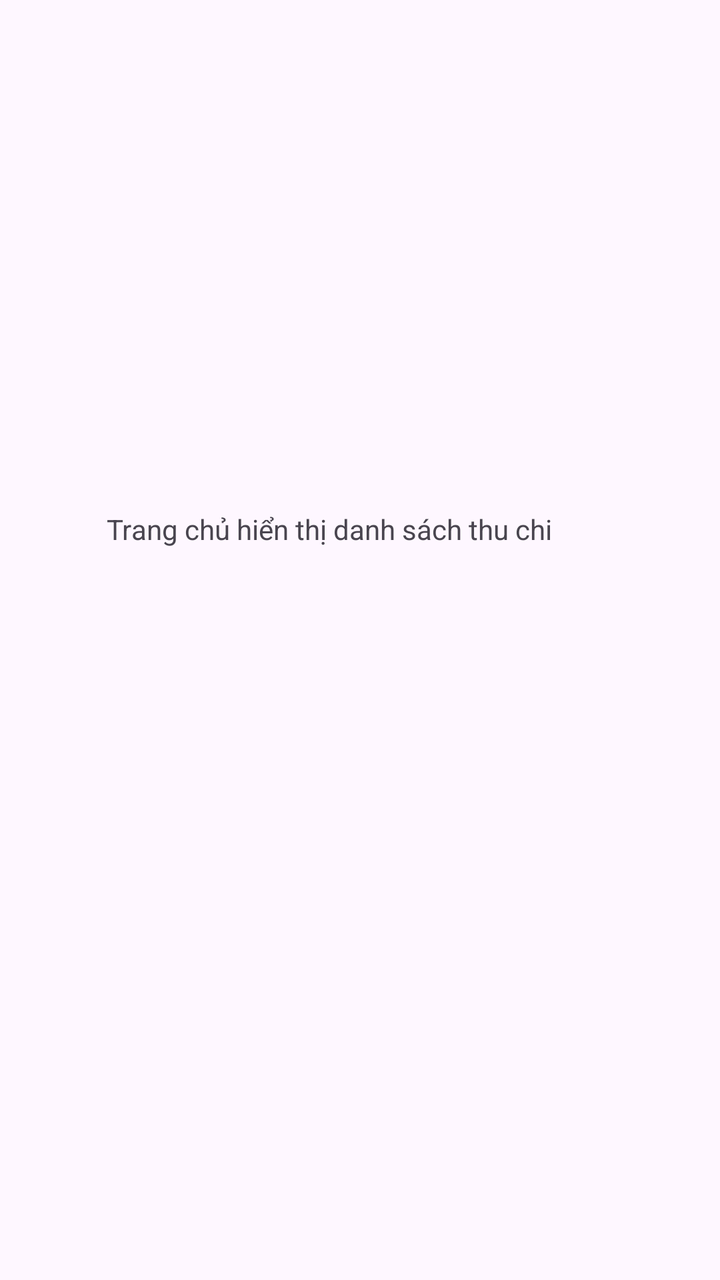
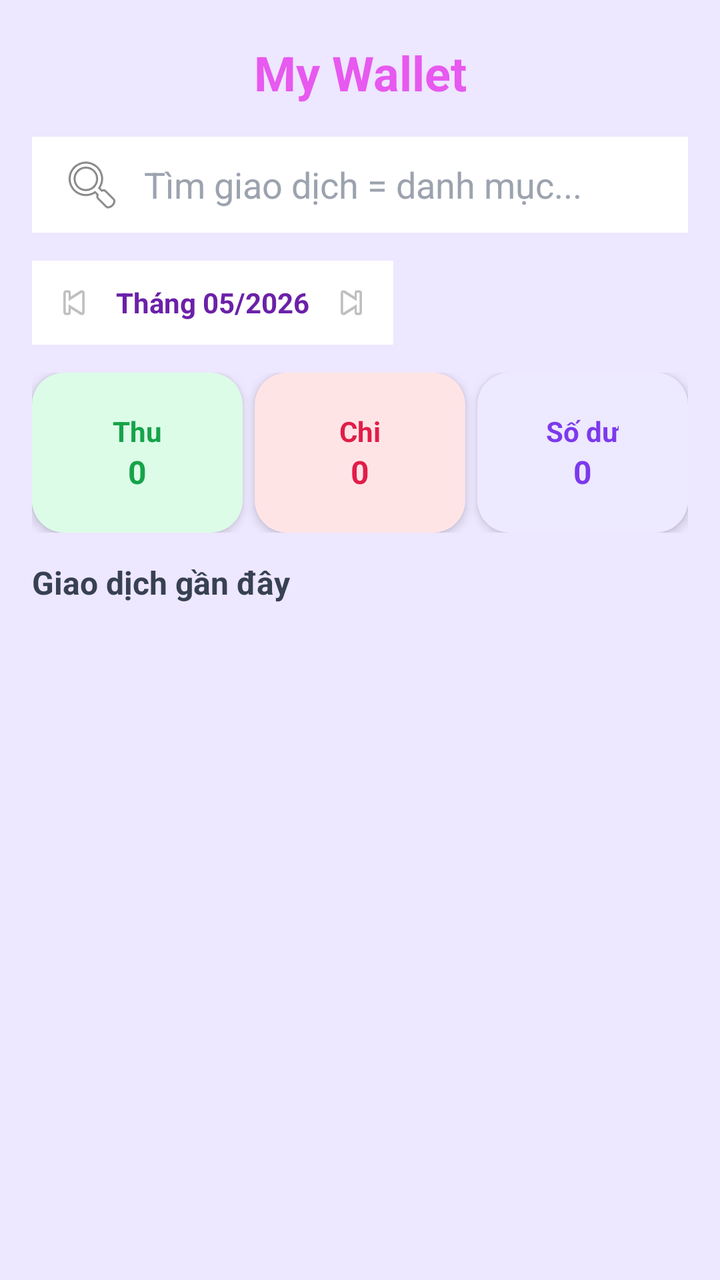

Before-and-after screenshots of an Android layout around one commit, followed by the original layout XML and the change that was made.
<!-- AndroidManifest.xml: application theme Theme.MyWallet -->
<!-- res/layout/fragment_home.xml -->
<?xml version="1.0" encoding="utf-8"?>
<androidx.constraintlayout.widget.ConstraintLayout xmlns:android="http://schemas.android.com/apk/res/android"
    xmlns:app="http://schemas.android.com/apk/res-auto"
    xmlns:tools="http://schemas.android.com/tools"
    android:layout_width="match_parent"
    android:layout_height="match_parent"
    tools:context=".HomeFragment">

    <TextView
        android:id="@+id/textView"
        android:layout_width="wrap_content"
        android:layout_height="wrap_content"
        android:layout_marginStart="136dp"
        android:layout_marginTop="255dp"
        android:layout_marginEnd="167dp"
        android:text="Trang chủ hiển thị danh sách thu chi"
        app:layout_constraintEnd_toEndOf="parent"
        app:layout_constraintStart_toStartOf="parent"
        app:layout_constraintTop_toTopOf="parent" />
</androidx.constraintlayout.widget.ConstraintLayout>
<!-- resources referenced by this layout -->
<resources>
  <style name="Theme.MyWallet" parent="Base.Theme.MyWallet" />
  <style name="Base.Theme.MyWallet" parent="Theme.Material3.DayNight.NoActionBar">
          
          
      </style>
</resources>

<!-- the commit's change to res/layout/fragment_home.xml (unified diff, before → after) -->
@@ -1,20 +1,222 @@
 <?xml version="1.0" encoding="utf-8"?>
-<androidx.constraintlayout.widget.ConstraintLayout xmlns:android="http://schemas.android.com/apk/res/android"
+<androidx.constraintlayout.widget.ConstraintLayout
+    xmlns:android="http://schemas.android.com/apk/res/android"
     xmlns:app="http://schemas.android.com/apk/res-auto"
-    xmlns:tools="http://schemas.android.com/tools"
     android:layout_width="match_parent"
     android:layout_height="match_parent"
-    tools:context=".HomeFragment">
-
+    android:background="@color/primary_light">
+
+    
     <TextView
-        android:id="@+id/textView"
+        android:id="@+id/txtAppName"
         android:layout_width="wrap_content"
         android:layout_height="wrap_content"
-        android:layout_marginStart="136dp"
-        android:layout_marginTop="255dp"
-        android:layout_marginEnd="167dp"
-        android:text="Trang chủ hiển thị danh sách thu chi"
-        app:layout_constraintEnd_toEndOf="parent"
-        app:layout_constraintStart_toStartOf="parent"
-        app:layout_constraintTop_toTopOf="parent" />
+        android:text="My Wallet"
+        android:textStyle="bold"
+        android:textSize="24sp"
+        android:textColor="#E6E649ED"
+        android:layout_marginTop="20dp"
+        app:layout_constraintTop_toTopOf="parent"
+        app:layout_constraintStart_toStartOf="parent"
+        app:layout_constraintEnd_toEndOf="parent"/>
+
+    
+    <EditText
+        android:id="@+id/edtSearch"
+        android:layout_width="0dp"
+        android:layout_height="48dp"
+        android:layout_marginTop="16dp"
+        android:layout_marginStart="16dp"
+        android:layout_marginEnd="16dp"
+        android:background="#FFFFFF"
+        android:paddingStart="14dp"
+        android:paddingEnd="14dp"
+        android:hint="Tìm giao dịch = danh mục..."
+        android:drawableStart="@android:drawable/ic_menu_search"
+        android:drawablePadding="10dp"
+        android:textColor="#333333"
+        android:textColorHint="#9CA3AF"
+        app:layout_constraintTop_toBottomOf="@id/txtAppName"
+        app:layout_constraintStart_toStartOf="parent"
+        app:layout_constraintEnd_toEndOf="parent"/>
+
+    
+    <LinearLayout
+        android:id="@+id/layoutMonth"
+        android:layout_width="wrap_content"
+        android:layout_height="wrap_content"
+        android:orientation="horizontal"
+        android:gravity="center_vertical"
+        android:padding="10dp"
+        android:background="#FFFFFF"
+        android:layout_marginTop="14dp"
+        android:layout_marginStart="16dp"
+        app:layout_constraintTop_toBottomOf="@id/edtSearch"
+        app:layout_constraintStart_toStartOf="parent">
+
+        <ImageView
+            android:id="@+id/btnPrevMonth"
+            android:layout_width="22dp"
+            android:layout_height="22dp"
+            android:src="@android:drawable/ic_media_previous"/>
+
+        <TextView
+            android:id="@+id/txtMonth"
+            android:layout_width="wrap_content"
+            android:layout_height="wrap_content"
+            android:text="Tháng 05/2026"
+            android:textStyle="bold"
+            android:textColor="#6B21A8"
+            android:layout_marginHorizontal="10dp"/>
+
+        <ImageView
+            android:id="@+id/btnNextMonth"
+            android:layout_width="22dp"
+            android:layout_height="22dp"
+            android:src="@android:drawable/ic_media_next"/>
+    </LinearLayout>
+
+    
+    <LinearLayout
+        android:id="@+id/layoutSummary"
+        android:layout_width="0dp"
+        android:layout_height="wrap_content"
+        android:layout_marginTop="14dp"
+        android:layout_marginStart="16dp"
+        android:layout_marginEnd="16dp"
+        android:orientation="horizontal"
+        android:weightSum="3"
+        app:layout_constraintTop_toBottomOf="@id/layoutMonth"
+        app:layout_constraintStart_toStartOf="parent"
+        app:layout_constraintEnd_toEndOf="parent">
+
+        
+        <androidx.cardview.widget.CardView
+            android:layout_width="0dp"
+            android:layout_height="80dp"
+            android:layout_weight="1"
+            android:layout_marginEnd="6dp"
+            app:cardCornerRadius="16dp"
+            app:cardBackgroundColor="#DCFCE7"
+            app:cardElevation="3dp">
+
+            <LinearLayout
+                android:layout_width="match_parent"
+                android:layout_height="match_parent"
+                android:gravity="center"
+                android:orientation="vertical">
+
+                <TextView
+                    android:text="Thu"
+                    android:textStyle="bold"
+                    android:textColor="#16A34A"
+                    android:layout_width="wrap_content"
+                    android:layout_height="wrap_content"/>
+
+                <TextView
+                    android:id="@+id/txtIncome"
+                    android:text="0"
+                    android:textColor="#16A34A"
+                    android:textStyle="bold"
+                    android:textSize="16sp"
+                    android:layout_width="wrap_content"
+                    android:layout_height="wrap_content"/>
+            </LinearLayout>
+        </androidx.cardview.widget.CardView>
+
+        
+        <androidx.cardview.widget.CardView
+            android:layout_width="0dp"
+            android:layout_height="80dp"
+            android:layout_weight="1"
+            android:layout_marginEnd="6dp"
+            app:cardCornerRadius="16dp"
+            app:cardBackgroundColor="#FFE4E6"
+            app:cardElevation="3dp">
+
+            <LinearLayout
+                android:layout_width="match_parent"
+                android:layout_height="match_parent"
+                android:gravity="center"
+                android:orientation="vertical">
+
+                <TextView
+                    android:text="Chi"
+                    android:textStyle="bold"
+                    android:textColor="#E11D48"
+                    android:layout_width="wrap_content"
+                    android:layout_height="wrap_content"/>
+
+                <TextView
+                    android:id="@+id/txtExpense"
+                    android:text="0"
+                    android:textColor="#E11D48"
+                    android:textStyle="bold"
+                    android:textSize="16sp"
+                    android:layout_width="wrap_content"
+                    android:layout_height="wrap_content"/>
+            </LinearLayout>
+        </androidx.cardview.widget.CardView>
+
+        
+        <androidx.cardview.widget.CardView
+            android:layout_width="0dp"
+            android:layout_height="80dp"
+            android:layout_weight="1"
+            app:cardCornerRadius="16dp"
+            app:cardBackgroundColor="#EDE9FE"
+            app:cardElevation="3dp">
+
+            <LinearLayout
+                android:layout_width="match_parent"
+                android:layout_height="match_parent"
+                android:gravity="center"
+                android:orientation="vertical">
+
+                <TextView
+                    android:text="Số dư"
+                    android:textStyle="bold"
+                    android:textColor="#7C3AED"
+                    android:layout_width="wrap_content"
+                    android:layout_height="wrap_content"/>
+
+                <TextView
+                    android:id="@+id/txtBalance"
+                    android:text="0"
+                    android:textColor="#7C3AED"
+                    android:textStyle="bold"
+                    android:textSize="16sp"
+                    android:layout_width="wrap_content"
+                    android:layout_height="wrap_content"/>
+            </LinearLayout>
+        </androidx.cardview.widget.CardView>
+
+    </LinearLayout>
+
+    
+    <TextView
+        android:id="@+id/txtRecent"
+        android:layout_width="wrap_content"
+        android:layout_height="wrap_content"
+        android:text="Giao dịch gần đây"
+        android:textStyle="bold"
+        android:textSize="16sp"
+        android:textColor="#374151"
+        android:layout_marginTop="14dp"
+        android:layout_marginStart="16dp"
+        app:layout_constraintTop_toBottomOf="@id/layoutSummary"
+        app:layout_constraintStart_toStartOf="parent"/>
+
+    
+    <androidx.recyclerview.widget.RecyclerView
+        android:id="@+id/rvTransaction"
+        android:layout_width="0dp"
+        android:layout_height="0dp"
+        android:layout_marginTop="8dp"
+        android:paddingBottom="10dp"
+        app:layout_constraintTop_toBottomOf="@id/txtRecent"
+        app:layout_constraintBottom_toBottomOf="parent"
+        app:layout_constraintStart_toStartOf="parent"
+        app:layout_constraintEnd_toEndOf="parent"/>
+
 </androidx.constraintlayout.widget.ConstraintLayout>
<!-- resource entries referenced after the edit -->
@@ -1,5 +1,6 @@
 <!-- resources referenced by this layout -->
 <resources>
+  <color name="primary_light">#EDE7FF</color>
   <style name="Theme.MyWallet" parent="Base.Theme.MyWallet" />
   <style name="Base.Theme.MyWallet" parent="Theme.Material3.DayNight.NoActionBar">
           
